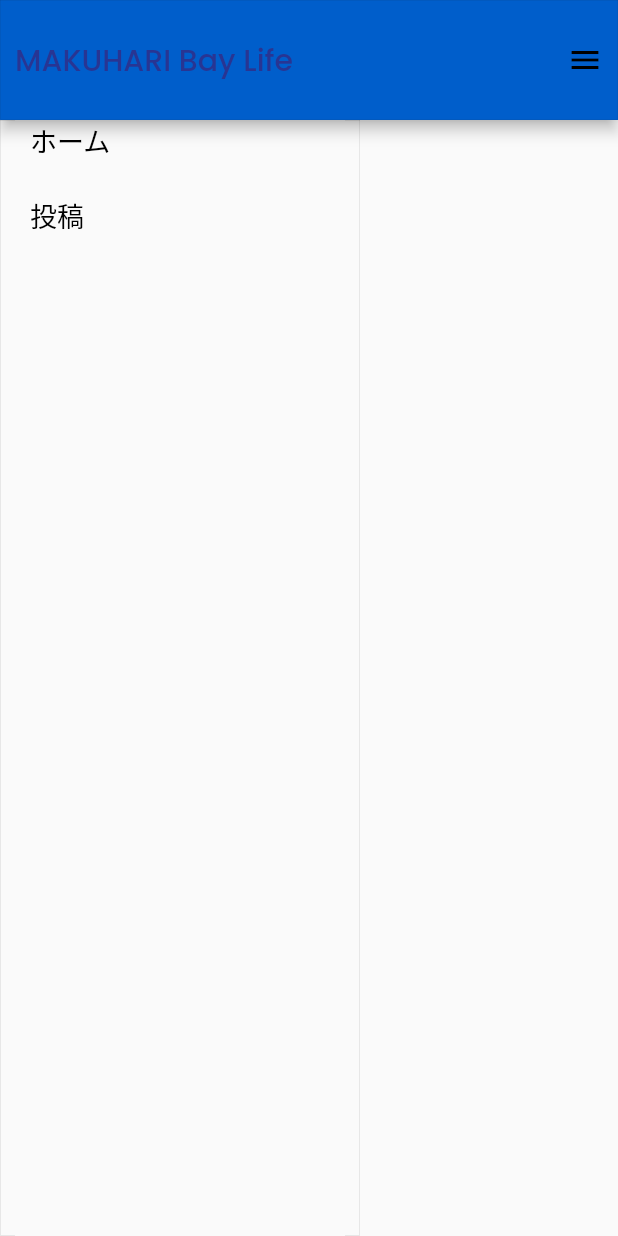
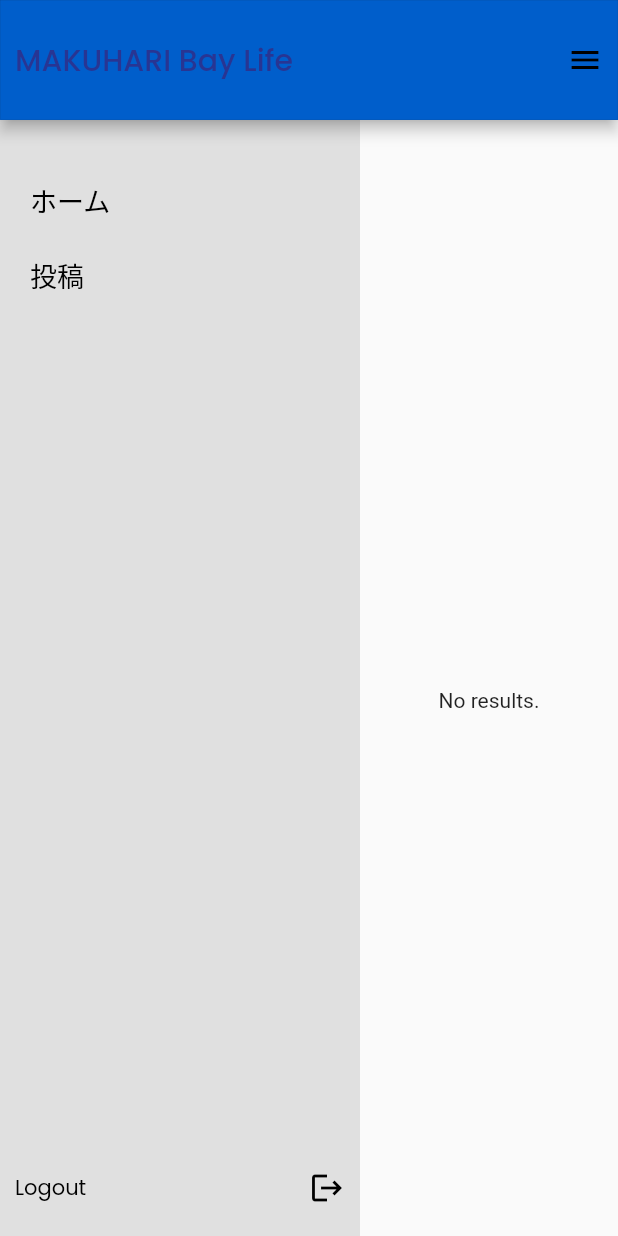
Before and after one commit to takase-pd/baylifeweb, a Flutter app: the HomePageWidget screen opened directly, on a phone screen of 412 x 824 dp. Run offline on Flutter 3.47's test engine with Material 2 defaults, Android fonts, the phone set to English and light mode, and no system bars; our stand-ins replace auto_size_text, built_collection, built_value, cloud_firestore, firebase_auth, firebase_core and 10 more; accounts and stored records are empty; generated files the repository leaves out were written again; network calls fail.

Commit message:
Updating to latest FlutterFlow output.

```diff
--- a/lib/backend/schema/contents_record.dart
+++ b/lib/backend/schema/contents_record.dart
@@ -63,6 +63,9 @@ abstract class ContentsRecord
   String get to;
 
   @nullable
+  DocumentReference get uid;
+
+  @nullable
   @BuiltValueField(wireName: kDocumentReferenceField)
   DocumentReference get reference;
 
@@ -113,6 +116,7 @@ Map<String, dynamic> createContentsRecordData({
   bool display,
   DateTime posted,
   String to,
+  DocumentReference uid,
 }) =>
     serializers.toFirestore(
         ContentsRecord.serializer,
@@ -132,4 +136,5 @@ Map<String, dynamic> createContentsRecordData({
           ..display = display
           ..posted = posted
           ..bccUids = null
-          ..to = to));
+          ..to = to
+          ..uid = uid));
--- a/lib/components/main_menu_widget.dart
+++ b/lib/components/main_menu_widget.dart
@@ -21,32 +21,24 @@ class _MainMenuWidgetState extends State<MainMenuWidget> {
       width: 240,
       height: double.infinity,
       decoration: BoxDecoration(
-        color: FlutterFlowTheme.grayLight,
-        border: Border.all(
-          width: 0.05,
-        ),
+        color: FlutterFlowTheme.grayDark,
       ),
       child: Column(
         mainAxisSize: MainAxisSize.max,
         mainAxisAlignment: MainAxisAlignment.spaceBetween,
         children: [
-          Container(
-            width: 220,
-            height: 800,
-            decoration: BoxDecoration(
-              color: FlutterFlowTheme.grayLight,
-            ),
+          Expanded(
             child: Padding(
-              padding: EdgeInsetsDirectional.fromSTEB(10, 0, 10, 0),
-              child: Column(
-                mainAxisSize: MainAxisSize.max,
-                crossAxisAlignment: CrossAxisAlignment.start,
+              padding: EdgeInsetsDirectional.fromSTEB(20, 40, 20, 20),
+              child: ListView(
+                padding: EdgeInsets.zero,
+                scrollDirection: Axis.vertical,
                 children: [
                   Container(
                     width: 200,
                     height: 50,
                     decoration: BoxDecoration(
-                      color: FlutterFlowTheme.grayLight,
+                      color: FlutterFlowTheme.grayDark,
                     ),
                     child: InkWell(
                       onTap: () async {
@@ -69,7 +61,7 @@ class _MainMenuWidgetState extends State<MainMenuWidget> {
                     width: 200,
                     height: 50,
                     decoration: BoxDecoration(
-                      color: FlutterFlowTheme.grayLight,
+                      color: FlutterFlowTheme.grayDark,
                     ),
                     child: InkWell(
                       onTap: () async {
--- a/lib/flutter_flow/flutter_flow_drop_down_template.dart
+++ b/lib/flutter_flow/flutter_flow_drop_down.dart
@@ -46,10 +46,7 @@ class _FlutterFlowDropDownState extends State<FlutterFlowDropDown> {
   @override
   void initState() {
     super.initState();
-    SchedulerBinding.instance.addPostFrameCallback((timeStamp) {
-      dropDownValue = widget.initialOption ?? widget.options.first;
-      widget.onChanged(dropDownValue);
-    });
+    dropDownValue = widget.initialOption ?? widget.options.first;
   }
 
   @override
--- a/lib/home_page/home_page_widget.dart
+++ b/lib/home_page/home_page_widget.dart
@@ -1,3 +1,5 @@
+import '../auth/auth_util.dart';
+import '../backend/backend.dart';
 import '../components/header_widget.dart';
 import '../components/main_menu_widget.dart';
 import '../flutter_flow/flutter_flow_theme.dart';
@@ -32,7 +34,67 @@ class _HomePageWidgetState extends State<HomePageWidget> {
       backgroundColor: FlutterFlowTheme.grayLight,
       body: Row(
         mainAxisSize: MainAxisSize.max,
-        children: [MainMenuWidget()],
+        children: [
+          MainMenuWidget(),
+          Expanded(
+            child: Padding(
+              padding: EdgeInsetsDirectional.fromSTEB(10, 40, 10, 10),
+              child: StreamBuilder<List<ContentsRecord>>(
+                stream: queryContentsRecord(
+                  queryBuilder: (contentsRecord) => contentsRecord.where('uid',
+                      isEqualTo: currentUserReference),
+                ),
+                builder: (context, snapshot) {
+                  // Customize what your widget looks like when it's loading.
+                  if (!snapshot.hasData) {
+                    return Center(
+                      child: SizedBox(
+                        width: 50,
+                        height: 50,
+                        child: CircularProgressIndicator(
+                          color: FlutterFlowTheme.primaryColor,
+                        ),
+                      ),
+                    );
+                  }
+                  List<ContentsRecord> listViewContentsRecordList =
+                      snapshot.data;
+                  // Customize what your widget looks like with no query results.
+                  if (snapshot.data.isEmpty) {
+                    return Material(
+                      child: Container(
+                        height: 100,
+                        child: Center(
+                          child: Text('No results.'),
+                        ),
+                      ),
+                    );
+                  }
+                  return ListView.builder(
+                    padding: EdgeInsets.zero,
+                    scrollDirection: Axis.vertical,
+                    itemCount: listViewContentsRecordList.length,
+                    itemBuilder: (context, listViewIndex) {
+                      final listViewContentsRecord =
+                          listViewContentsRecordList[listViewIndex];
+                      return Row(
+                        mainAxisSize: MainAxisSize.max,
+                        children: [
+                          Text(
+                            listViewContentsRecord.title,
+                            style: FlutterFlowTheme.bodyText1.override(
+                              fontFamily: 'Poppins',
+                            ),
+                          )
+                        ],
+                      );
+                    },
+                  );
+                },
+              ),
+            ),
+          )
+        ],
       ),
     );
   }
```
Also changed, not shown: lib/auth/auth_util.dart (+33 -5 lines), lib/post_page/post_page_widget.dart (+3 -4 lines), 3 other files.
